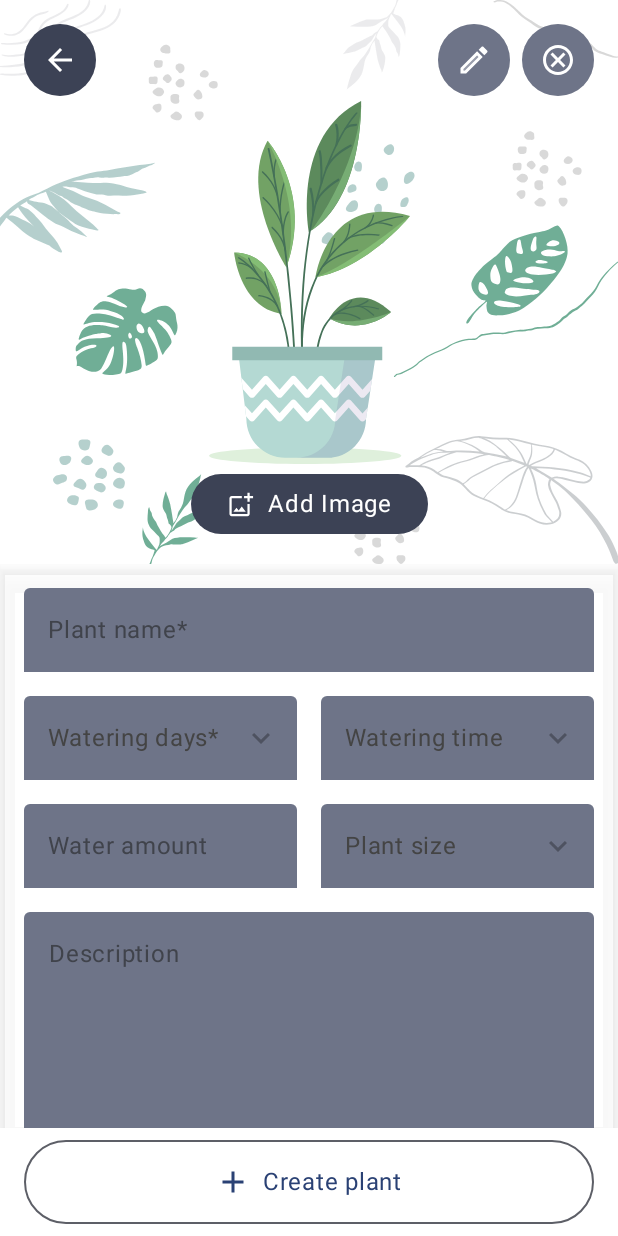
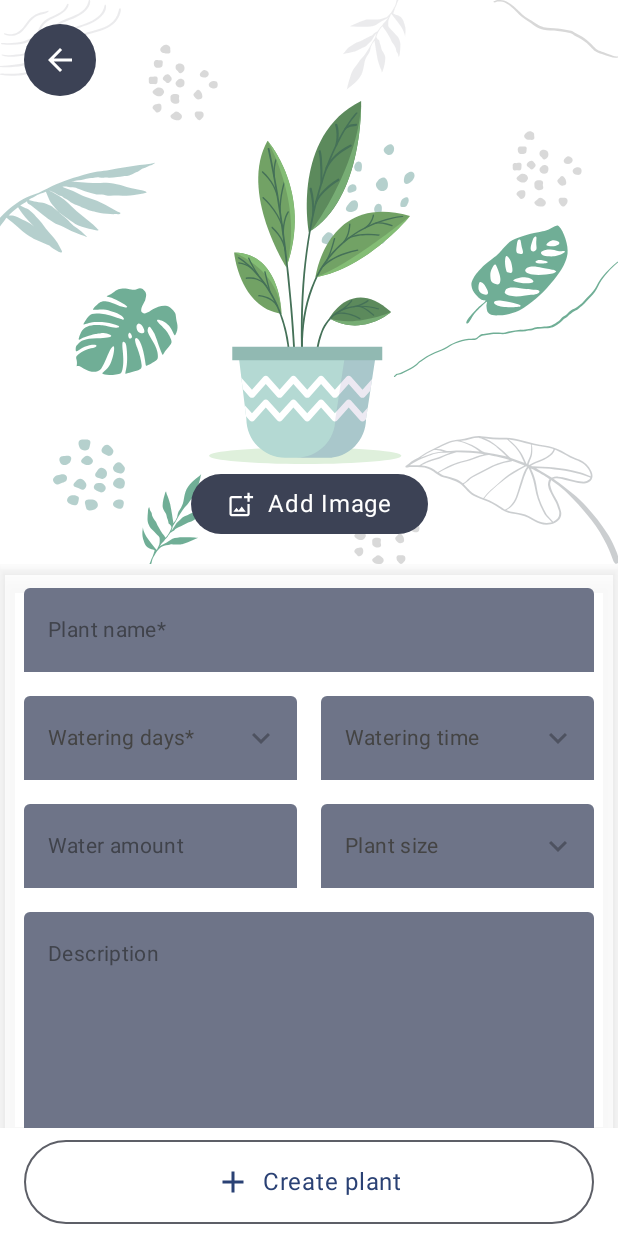
Before and after one commit to Pablomediero/WaterMyPlants, an Android app built with Jetpack Compose: the @Preview function PreviewAddPlantScreen, on a phone screen of 412 x 824 dp. Run offline under Robolectric (Android 15) with nearby library versions, the phone set to English and light mode, and no system bars.

Commit message:
Final Check

```diff
--- a/app/src/main/java/pmediero/com/core/common/CustomFloatingActionButton.kt
+++ b/app/src/main/java/pmediero/com/core/common/CustomFloatingActionButton.kt
@@ -33,7 +33,9 @@ fun CustomFloatingActionButton(
     contentColor: Color,
     modifier: Modifier = Modifier,
     icon: Any,
+    isVisible: Boolean
 ) {
+    if (isVisible) {
         FloatingActionButton(
             onClick = onClick,
             modifier = modifier,
@@ -41,6 +43,7 @@ fun CustomFloatingActionButton(
             contentColor = contentColor
         ) {
             Icon(icon = icon)
+        }
     }
 }
 
@@ -53,7 +56,7 @@ fun CustomFloatingActionButtonWithText(
     border: BorderStroke = BorderStroke(0.dp, Color.Transparent), // Set default to no border
     icon: Any,
     text: String
-){
+) {
     Button(
         onClick = onClick,
         modifier = modifier,
@@ -71,7 +74,7 @@ fun CustomFloatingActionButtonWithText(
         ) {
             Icon(icon = icon)
             Spacer(modifier = Modifier.width(8.dp))
-            Text(text = text,  style = MaterialTheme.typography.bodyLarge)
+            Text(text = text, style = MaterialTheme.typography.bodyLarge)
         }
     }
 }
@@ -86,12 +89,14 @@ fun Icon(icon: Any) {
                 contentDescription = null
             )
         }
+
         is ImageVector -> {
             Icon(
                 imageVector = icon,
                 contentDescription = null
             )
         }
+
         else -> throw IllegalArgumentException("Unsupported icon type")
     }
 }
--- a/app/src/main/java/pmediero/com/features/addplant/presentation/AddPlantScreen.kt
+++ b/app/src/main/java/pmediero/com/features/addplant/presentation/AddPlantScreen.kt
@@ -8,7 +8,6 @@ import androidx.compose.foundation.layout.Box
 import androidx.compose.foundation.layout.Column
 import androidx.compose.foundation.layout.IntrinsicSize
 import androidx.compose.foundation.layout.Row
-import androidx.compose.foundation.layout.Spacer
 import androidx.compose.foundation.layout.fillMaxSize
 import androidx.compose.foundation.layout.fillMaxWidth
 import androidx.compose.foundation.layout.height
@@ -22,12 +21,8 @@ import androidx.compose.material.icons.Icons
 import androidx.compose.material.icons.filled.ArrowBack
 import androidx.compose.material.icons.outlined.Add
 import androidx.compose.material.icons.twotone.Edit
-import androidx.compose.material3.Button
-import androidx.compose.material3.ButtonDefaults
 import androidx.compose.material3.ExperimentalMaterial3Api
-import androidx.compose.material3.Icon
 import androidx.compose.material3.MaterialTheme
-import androidx.compose.material3.Text
 import androidx.compose.material3.rememberTimePickerState
 import androidx.compose.runtime.Composable
 import androidx.compose.runtime.getValue
@@ -47,15 +42,16 @@ import androidx.compose.ui.res.painterResource
 import androidx.compose.ui.tooling.preview.Preview
 import androidx.compose.ui.unit.dp
 import pmediero.com.R
+import pmediero.com.core.common.CustomFloatingActionButton
+import pmediero.com.core.common.CustomFloatingActionButtonWithText
 import pmediero.com.core_ui.LocalSpacing
 import pmediero.com.core_ui.WaterMyPlantsTheme
 import pmediero.com.features.addplant.presentation.components.CustomTextField
-import pmediero.com.core.common.CustomFloatingActionButton
-import pmediero.com.core.common.CustomFloatingActionButtonWithText
+import pmediero.com.features.addplant.presentation.components.CustomTextFieldModal
+import pmediero.com.features.addplant.presentation.components.DialogPlantSize
 import pmediero.com.features.addplant.presentation.components.DialogWateringDays
+import pmediero.com.features.addplant.presentation.components.DialogWateringTime
 import pmediero.com.features.addplant.presentation.components.PlantSize
-import pmediero.com.features.addplant.presentation.components.DialogPlantSize
-import pmediero.com.features.addplant.presentation.components.DialogWateringTime
 
 @Composable
 fun AddPlantScreenFigma() {
@@ -170,7 +166,8 @@ fun HeaderAddPlantFigma(modifier: Modifier) {
                                 .clip(CircleShape),
                             containerColor = MaterialTheme.colorScheme.secondary,
                             contentColor = MaterialTheme.colorScheme.onSecondary,
-                            icon = Icons.Default.ArrowBack
+                            icon = Icons.Default.ArrowBack,
+                            isVisible = true
                         )
                     }
                     Row(
@@ -188,7 +185,8 @@ fun HeaderAddPlantFigma(modifier: Modifier) {
                                 .clip(CircleShape),
                             containerColor = MaterialTheme.colorScheme.secondaryContainer,
                             contentColor = MaterialTheme.colorScheme.onSecondaryContainer,
-                            icon = Icons.TwoTone.Edit
+                            icon = Icons.TwoTone.Edit,
+                            isVisible = false
                         )
                         CustomFloatingActionButton(
                             onClick = { },
@@ -198,7 +196,8 @@ fun HeaderAddPlantFigma(modifier: Modifier) {
                                 .clip(CircleShape),
                             containerColor = MaterialTheme.colorScheme.secondaryContainer,
                             contentColor = MaterialTheme.colorScheme.onSecondaryContainer,
-                            icon = R.drawable.add_plant_cancel_icon_header
+                            icon = R.drawable.add_plant_cancel_icon_header,
+                            isVisible = false
                         )
                     }
                 }
@@ -276,9 +275,7 @@ fun FormAddPlantFigma(modifier: Modifier) {
                 value = plantName,
                 onValueChange = { plantName = it },
                 placeholder = "Plant name*",
-                isModal = false,
                 isDescription = false,
-                onClick = {}
             )
         }
         Row(
@@ -288,24 +285,20 @@ fun FormAddPlantFigma(modifier: Modifier) {
             ),
             verticalAlignment = Alignment.CenterVertically
         ) {
-            CustomTextField(
+            CustomTextFieldModal(
                 modifier = Modifier.weight(1f),
                 value = wateringDays,
                 onValueChange = { wateringDays = it },
                 placeholder = "Watering days*",
-                isModal = true,
-                isDescription = false,
                 onClick = {
                     showDialogCheckBox.value = true
-                }
+                },
             )
-            CustomTextField(
+            CustomTextFieldModal(
                 modifier = Modifier.weight(1f),
                 value = wateringTime,
                 onValueChange = { wateringTime = it },
                 placeholder = "Watering time",
-                isModal = true,
-                isDescription = false,
                 onClick = {
                     showDialogTimePicker.value = true
                 }
@@ -323,17 +316,13 @@ fun FormAddPlantFigma(modifier: Modifier) {
                 value = waterAmount,
                 onValueChange = { waterAmount = it },
                 placeholder = "Water amount",
-                isModal = false,
                 isDescription = false,
-                onClick = {}
             )
-            CustomTextField(
+            CustomTextFieldModal(
                 modifier = Modifier.weight(1f),
                 value = plantSize,
                 onValueChange = { plantSize = it },
                 placeholder = "Plant size",
-                isModal = true,
-                isDescription = false,
                 onClick = {
                     showDialogPlantSize.value = true
                 }
@@ -350,9 +339,7 @@ fun FormAddPlantFigma(modifier: Modifier) {
                 value = description,
                 onValueChange = { description = it },
                 placeholder = "Description",
-                    isModal = false,
                 isDescription = true,
-                    onClick = {}
             )
         }
     }
@@ -377,8 +364,8 @@ fun FormAddPlantFigma(modifier: Modifier) {
     DialogPlantSize(
         showDialog = showDialogPlantSize,
         selectedSize = selectedSize,
-        onConfirm = {selectedSize ->
-            plantSize = selectedSize.toString()
+        onConfirm = { selectedSizeOption ->
+            plantSize = selectedSizeOption.toString()
             showDialogPlantSize.value = false
         },
         onCancel = { showDialogPlantSize.value = false }
--- a/app/src/main/java/pmediero/com/features/addplant/presentation/components/CustomTextField.kt
+++ b/app/src/main/java/pmediero/com/features/addplant/presentation/components/CustomTextField.kt
@@ -2,8 +2,8 @@ package pmediero.com.features.addplant.presentation.components
 
 import androidx.compose.foundation.clickable
 import androidx.compose.foundation.layout.fillMaxSize
+import androidx.compose.foundation.layout.padding
 import androidx.compose.foundation.text.KeyboardActions
-import androidx.compose.material3.ExperimentalMaterial3Api
 import androidx.compose.material3.TextField
 import androidx.compose.material3.TextFieldDefaults
 
@@ -21,28 +21,64 @@ import androidx.compose.runtime.setValue
 import androidx.compose.ui.Modifier
 import androidx.compose.ui.graphics.Color
 import androidx.compose.ui.text.input.ImeAction
-import androidx.compose.ui.text.style.TextAlign
 import androidx.compose.ui.tooling.preview.Preview
+import pmediero.com.core_ui.LocalSpacing
 
-@OptIn(ExperimentalMaterial3Api::class)
 @Composable
 fun CustomTextField(
     modifier: Modifier = Modifier,
     value: String,
     onValueChange: (String) -> Unit,
     placeholder: String,
-    isModal: Boolean,
     isDescription: Boolean,
+) {
+    val colors = TextFieldDefaults.colors(
+        disabledTextColor = Color.DarkGray,
+        focusedContainerColor = MaterialTheme.colorScheme.secondaryContainer,
+        unfocusedContainerColor = MaterialTheme.colorScheme.secondaryContainer,
+        disabledContainerColor = MaterialTheme.colorScheme.secondaryContainer,
+        focusedIndicatorColor = Color.Transparent,
+        unfocusedIndicatorColor = Color.Transparent,
+        disabledIndicatorColor = Color.Transparent,
+        disabledLabelColor = Color.DarkGray,
+        disabledPlaceholderColor = Color.DarkGray,
+    )
+
+    TextField(
+        modifier = modifier,
+        colors = colors,
+        value = value,
+        onValueChange = onValueChange,
+        label = {
+            Text(
+                placeholder,
+                style = MaterialTheme.typography.bodyMedium
+            )
+        },
+        keyboardOptions = KeyboardOptions(imeAction = ImeAction.Done),
+        keyboardActions = KeyboardActions(onDone = {}),
+        maxLines = if (isDescription) Int.MAX_VALUE else 1,
+    )
+}
+
+@Composable
+fun  CustomTextFieldModal(
+    modifier: Modifier = Modifier,
+    value: String,
+    onValueChange: (String) -> Unit,
+    placeholder: String,
     onClick: () -> Unit
 ) {
-    val colors = TextFieldDefaults.textFieldColors(
-        containerColor = MaterialTheme.colorScheme.secondaryContainer,
+    val colors = TextFieldDefaults.colors(
+        disabledTextColor = Color.DarkGray,
+        focusedContainerColor = MaterialTheme.colorScheme.secondaryContainer,
+        unfocusedContainerColor = MaterialTheme.colorScheme.secondaryContainer,
+        disabledContainerColor = MaterialTheme.colorScheme.secondaryContainer,
+        focusedIndicatorColor = Color.Transparent,
         unfocusedIndicatorColor = Color.Transparent,
-        focusedIndicatorColor = Color.Transparent,
         disabledIndicatorColor = Color.Transparent,
-        disabledTextColor = Color.DarkGray,
         disabledLabelColor = Color.DarkGray,
-        disabledPlaceholderColor = Color.DarkGray
+        disabledPlaceholderColor = Color.DarkGray,
     )
 
     TextField(
@@ -51,34 +87,25 @@ fun CustomTextField(
         colors = colors,
         value = value,
         onValueChange = onValueChange,
-        readOnly = isModal,
-        enabled = !isModal,
+        readOnly = true,
+        enabled = false,
         label = {
             Text(
                 placeholder,
-                style = if (isDescription) {
-                    MaterialTheme.typography.bodyLarge.copy(textAlign = TextAlign.Center)
-                } else {
-                    MaterialTheme.typography.bodyLarge
-                }
+                style = MaterialTheme.typography.bodyMedium
             )
         },
-        trailingIcon = if (isModal) {
-            {
+        trailingIcon = {
                 Icon(
                     imageVector = Icons.Outlined.KeyboardArrowDown,
-                    contentDescription = null
+                    contentDescription = null,
+                    modifier = modifier.padding(all = LocalSpacing.current.small)
                 )
-            }
-        } else {
-            null
-        },
+            },
         keyboardOptions = KeyboardOptions(imeAction = ImeAction.Done),
-        keyboardActions = KeyboardActions(onDone = {
-
-        }),
-        maxLines = if (isDescription) Int.MAX_VALUE else 1,
-        )
+        keyboardActions = KeyboardActions(onDone = {}),
+        maxLines = 1,
+    )
 }
 
 @Preview
@@ -91,8 +118,6 @@ fun PreviewTextfield() {
         value = description,
         onValueChange = { description = it },
         placeholder = "Description",
-        isModal = false,
         isDescription = true,
-        onClick = {}
     )
 }
--- a/app/src/main/java/pmediero/com/features/welcome/presentation/WelcomeScreen.kt
+++ b/app/src/main/java/pmediero/com/features/welcome/presentation/WelcomeScreen.kt
@@ -22,6 +22,7 @@ import pmediero.com.core.common.CustomFloatingActionButtonWithText
 import pmediero.com.core_ui.LocalSpacing
 import pmediero.com.core_ui.WaterMyPlantsTheme
 import pmediero.com.core.navigation.AppRoutes
+import pmediero.com.core_ui.onBackgroundVariant
 
 @Composable
 fun WelcomeScreen(navController: NavController) {
@@ -123,6 +124,7 @@ fun BodyWelcomeScreen(modifier: Modifier, navController: NavController) {
                 text = "There are no plants in the list, please add your first plant",
                 style = MaterialTheme.typography.bodyLarge,
                 textAlign = TextAlign.Center,
+                color = MaterialTheme.colorScheme.onBackgroundVariant
             )
             Column(
                 modifier = Modifier.padding(all = LocalSpacing.current.large),
```
Lines whose indentation alone changed are shown as unchanged.
